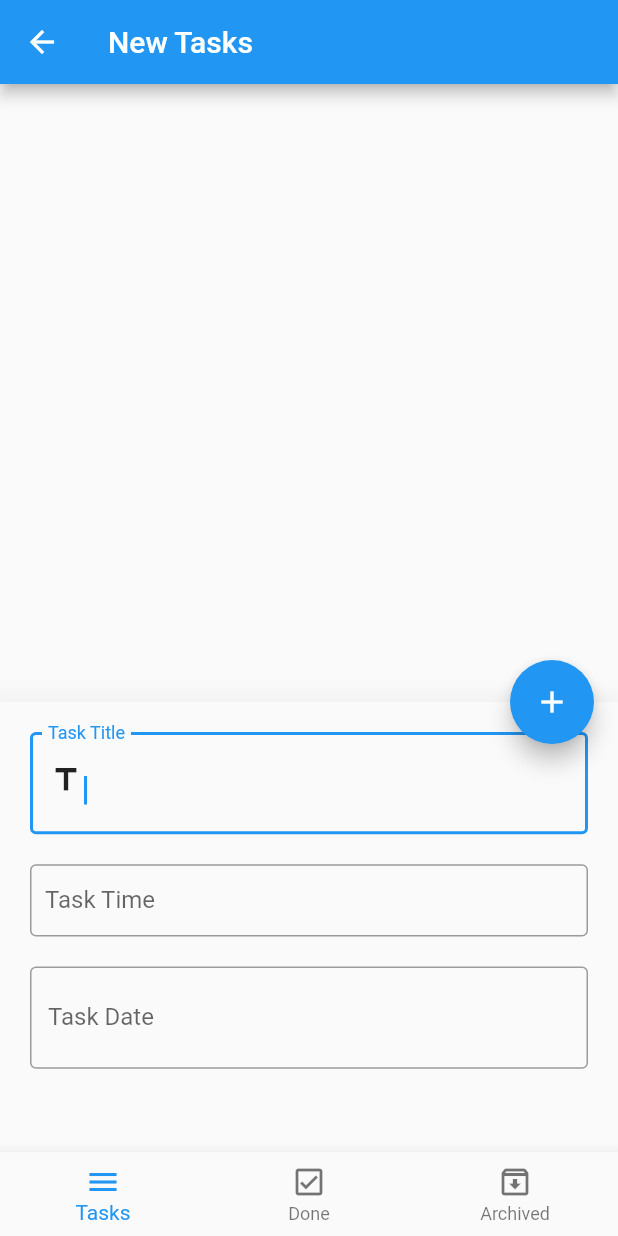
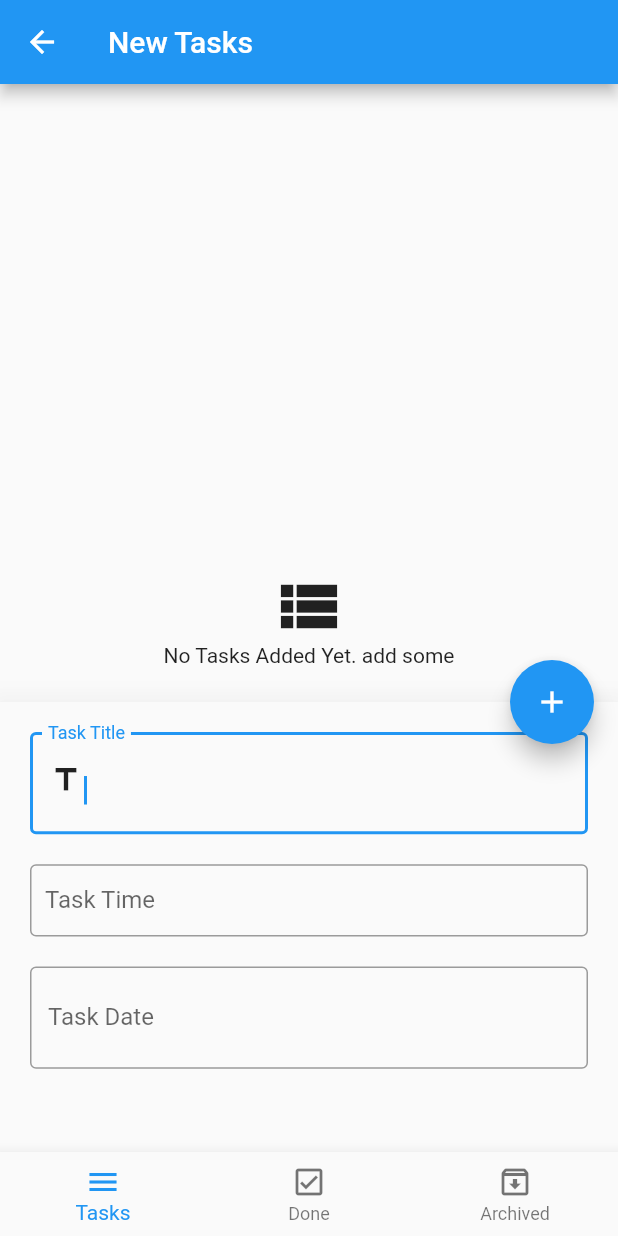
Before and after one commit to ZiadHosny/TODO-APP, a Flutter app: the screen it shows after launch, after a tap on the "edit" icon, on a phone screen of 412 x 824 dp. Run offline on Flutter 3.47's test engine with Material 2 defaults, Android fonts, the phone set to English and light mode, and no system bars; our stand-ins replace flutter_bloc, sqflite; accounts and stored records are empty.

Commit message:
3 commit

```diff
--- a/lib/cubit/tasks_cubit.dart
+++ b/lib/cubit/tasks_cubit.dart
@@ -1,4 +1,4 @@
-// ignore_for_file: avoid_print
+// ignore_for_file: avoid_print, avoid_function_literals_in_foreach_calls, non_constant_identifier_names
 
 import 'package:flutter/material.dart';
 import 'package:flutter_bloc/flutter_bloc.dart';
@@ -16,7 +16,9 @@ class TasksCubit extends Cubit<TasksState> {
   static TasksCubit get(context) => BlocProvider.of(context);
 
   int index = 0;
-  List<Map> tasks = [];
+  List<Map> newTasks = [];
+  List<Map> doneTasks = [];
+  List<Map> archivedTasks = [];
   late Database database;
   bool bottomSheetIsShowen = false;
   IconData fabIcon = Icons.edit;
@@ -69,12 +71,7 @@ class TasksCubit extends Cubit<TasksState> {
         );
       },
       onOpen: (database) {
-        getDataFromDataBase(database).then((value) {
-          tasks = value;
-          print('on opened');
-          print(tasks);
-          emit(TasksGetDataBaseStates());
-        });
+        getDataFromDataBase(database);
       },
     ).then((value) {
       database = value;
@@ -90,29 +87,47 @@ class TasksCubit extends Cubit<TasksState> {
       await txn.rawInsert(
           'INSERT INTO tasks (title, date, time, status) VALUES("$title", "$date", "$time", "New")');
     }).then((value) {
-      print('${value.toString()} inserted successfuly');
+      print('inserted successfuly');
       emit(TasksInsertDataBaseStates());
-      getDataFromDataBase(database).then((value) {
-        tasks = value;
-        print(tasks);
-        emit(TasksGetDataBaseStates());
-      });
+      getDataFromDataBase(database);
     }).catchError((e) {
       print('$e error');
     });
   }
 
-  Future<List<Map>> getDataFromDataBase(Database database) async {
+  void getDataFromDataBase(Database database) {
+    newTasks = [];
+    doneTasks = [];
+    archivedTasks = [];
     emit(TaskGetDataProgressIndcator());
-    List<Map> tasks = await database.rawQuery('SELECT * FROM tasks');
-    return tasks;
+    database.rawQuery('SELECT * FROM tasks').then((value) {
+      value.forEach(
+        (element) {
+          if (element['status'] == 'New') {
+            newTasks.add(element);
+          } else if (element['status'] == 'done') {
+            doneTasks.add(element);
+          } else if (element['status'] == 'archive') {
+            archivedTasks.add(element);
+          }
+        },
+      );
+      print(value);
+      emit(TasksGetDataBaseStates());
+    });
   }
 
-  Future<int> UpdateDataBase({required String status, required int id}) async {
-    return await database
-        .rawUpdate('UPDATE tasks SET status = ? WHERE id = ?', [
+  void updateDataBase({required String status, required int id}) {
+    database.rawUpdate('UPDATE tasks SET status = ? WHERE id = ?', [
       status,
       id,
-    ]);
+    ]).then((value) {
+      getDataFromDataBase(database);
+      emit(TasksUpdateDataBase());
+    });
+  }
+
+  void deleteFromDataBase(int id) {
+    database.rawDelete('DELETE FROM tasks WHERE id = ?', [id]);
   }
 }
--- a/lib/cubit/tasks_state.dart
+++ b/lib/cubit/tasks_state.dart
@@ -16,3 +16,5 @@ class TasksInsertDataBaseStates extends TasksState {}
 class TasksChangeBottomSheetState extends TasksState {}
 
 class TaskGetDataProgressIndcator extends TasksState {}
+
+class TasksUpdateDataBase extends TasksState {}
--- a/lib/main.dart
+++ b/lib/main.dart
@@ -27,21 +27,18 @@ class MyApp extends StatelessWidget {
       debugShowCheckedModeBanner: false,
       home: BlocProvider(
         create: (context) => TasksCubit()..createDataBase(),
-        child: BlocConsumer<TasksCubit, TasksState>(
-          listener: (context, state) {
+        child: BlocConsumer<TasksCubit, TasksState>(listener: (context, state) {
           if (state is TasksInsertDataBaseStates) {
             Navigator.pop(context);
           }
-          },
-          builder: (context, state) {
+        }, builder: (context, state) {
           TasksCubit cubit = TasksCubit.get(context);
+
           return Scaffold(
             appBar: AppBar(
               title: Text(cubit.title[cubit.index]),
             ),
-              body: state is TaskGetDataProgressIndcator
-                  ? const Center(child: CircularProgressIndicator())
-                  : cubit.screens[cubit.index],
+            body: cubit.screens[cubit.index],
             floatingActionButton: Builder(
               builder: (context) => FloatingActionButton(
                 child: Icon(cubit.fabIcon),
@@ -148,8 +145,7 @@ class MyApp extends StatelessWidget {
                       cubit.changeBottomSheetState(
                           isShow: false, icon: Icons.edit);
                     });
-                      cubit.changeBottomSheetState(
-                          isShow: true, icon: Icons.add);
+                    cubit.changeBottomSheetState(isShow: true, icon: Icons.add);
                   }
                 },
               ),
@@ -175,8 +171,7 @@ class MyApp extends StatelessWidget {
               ],
             ),
           );
-          },
-        ),
+        }),
       ),
     );
   }
--- a/lib/screens/archived_tasks.dart
+++ b/lib/screens/archived_tasks.dart
@@ -1,12 +1,19 @@
 // ignore_for_file: avoid_unnecessary_containers, use_key_in_widget_constructors
 
 import 'package:flutter/material.dart';
+import 'package:flutter_bloc/flutter_bloc.dart';
+
+import '../cubit/tasks_cubit.dart';
+import '../widgets/build_list.dart';
 
 class ArchivedTasksScreen extends StatelessWidget {
-
-
   @override
   Widget build(BuildContext context) {
-    return Container(child: const Center(child: Text('Archived tasks')),);
+    return BlocConsumer<TasksCubit, TasksState>(
+        listener: (context, state) {},
+        builder: (context, state) {
+
+          return BuildList(tasks: TasksCubit.get(context).archivedTasks);
+        });
   }
 }
--- a/lib/screens/done_tasks.dart
+++ b/lib/screens/done_tasks.dart
@@ -1,12 +1,18 @@
 // ignore_for_file: use_key_in_widget_constructors, avoid_unnecessary_containers
 
 import 'package:flutter/material.dart';
+import 'package:flutter_bloc/flutter_bloc.dart';
+import 'package:todo/widgets/build_list.dart';
+
+import '../cubit/tasks_cubit.dart';
 
 class DoneTasksScreen extends StatelessWidget {
-
-
   @override
   Widget build(BuildContext context) {
-    return Container(child: const Center(child: Text('done tasks')),);
+    return BlocConsumer<TasksCubit, TasksState>(
+        listener: (context, state) {},
+        builder: (context, state) {
+          return BuildList(tasks: TasksCubit.get(context).doneTasks);
+        });
   }
 }
--- a/lib/screens/tasks.dart
+++ b/lib/screens/tasks.dart
@@ -3,33 +3,16 @@
 import 'package:flutter/material.dart';
 import 'package:flutter_bloc/flutter_bloc.dart';
 import 'package:todo/cubit/tasks_cubit.dart';
+import 'package:todo/widgets/build_list.dart';
 
 class TasksScreen extends StatelessWidget {
   @override
   Widget build(BuildContext context) {
     return BlocConsumer<TasksCubit, TasksState>(
-      listener: (context, state) {},
-      builder: (context, state) {
-        List<Map> tasks = TasksCubit.get(context).tasks;
-        return ListView.builder(
-          itemBuilder: ((context, index) => ListTile(
-                leading: CircleAvatar(
-                    child: Text(
-                      tasks[index]['time'],
-                    ),
-                    backgroundColor: Colors.blue),
-                title: Text(
-                  tasks[index]['title'],
-                  style: const TextStyle(fontWeight: FontWeight.bold),
-                ),
-                subtitle: Text(
-                  tasks[index]['date'],
-                  style: const TextStyle(color: Colors.grey),
-                ),
-              )),
-          itemCount: tasks.length,
-        );
-      },
-    );
+        listener: (context, state) {},
+        builder: (context, state) {
+
+          return BuildList(tasks: TasksCubit.get(context).newTasks);
+        });
   }
 }
--- /dev/null
+++ b/lib/widgets/build_list.dart
@@ -0,0 +1,83 @@
+import 'package:flutter/material.dart';
+
+import '../cubit/tasks_cubit.dart';
+
+class BuildList extends StatelessWidget {
+  final List<Map> tasks;
+  const BuildList({
+    Key? key,
+    required this.tasks,
+  }) : super(key: key);
+  @override
+  Widget build(BuildContext context) {
+    return tasks.length <= 0
+        ? Center(
+            child: Column(
+                crossAxisAlignment: CrossAxisAlignment.center,
+                mainAxisAlignment: MainAxisAlignment.center,
+                children: [
+                  Icon(Icons.view_list, size: 50),
+                  Text('No Tasks Added Yet. add some'),
+                ]),
+          )
+        : ListView.builder(
+            itemBuilder: ((context, index) => Dismissible(
+                  key: Key(tasks[index]['id'].toString()),
+                  onDismissed: (_) {
+                    TasksCubit.get(context)
+                        .deleteFromDataBase(tasks[index]['id']);
+                  },
+                  child: ListTile(
+                    leading: FittedBox(
+                      fit: BoxFit.cover,
+                      child: CircleAvatar(
+                          radius: 30,
+                          child: Text(
+                            tasks[index]['time'],
+                            textAlign: TextAlign.center,
+                            style: const TextStyle(
+                              color: Colors.white,
+                              fontWeight: FontWeight.bold,
+                            ),
+                          ),
+                          backgroundColor: Colors.blue),
+                    ),
+                    title: Text(
+                      tasks[index]['title'],
+                      style: const TextStyle(fontWeight: FontWeight.bold),
+                    ),
+                    subtitle: Text(
+                      tasks[index]['date'],
+                      style: const TextStyle(color: Colors.grey),
+                    ),
+                    trailing: Row(
+                      mainAxisSize: MainAxisSize.min,
+                      children: [
+                        IconButton(
+                          onPressed: () {
+                            TasksCubit.get(context).updateDataBase(
+                                status: 'done', id: tasks[index]['id']);
+                          },
+                          icon: const Icon(
+                            Icons.check_circle_outline,
+                            color: Colors.green,
+                          ),
+                        ),
+                        IconButton(
+                          onPressed: () {
+                            TasksCubit.get(context).updateDataBase(
+                                status: 'archive', id: tasks[index]['id']);
+                          },
+                          icon: Icon(
+                            Icons.archive_rounded,
+                            color: Colors.grey[600],
+                          ),
+                        ),
+                      ],
+                    ),
+                  ),
+                )),
+            itemCount: tasks.length,
+          );
+  }
+}
```
Lines whose indentation alone changed are shown as unchanged.
